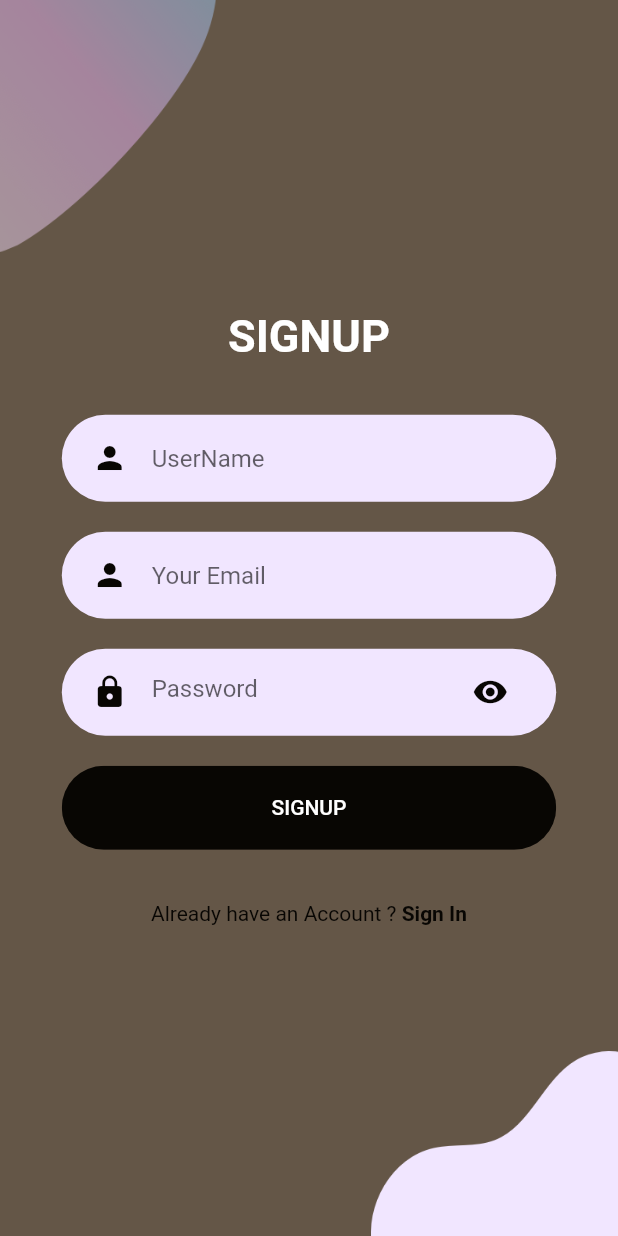
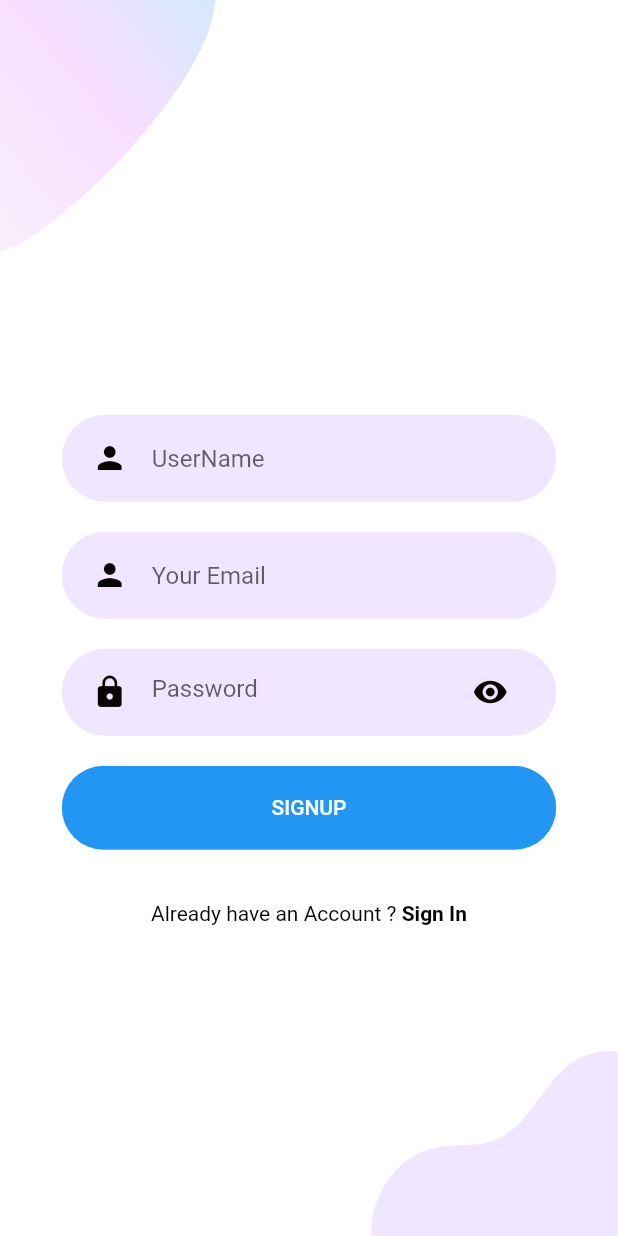
Before and after one commit to asadullah43/following-the-prophet, a Flutter app: the SignUpScreen screen opened directly, on a phone screen of 412 x 824 dp. Run offline on Flutter 3.47's test engine with Material 2 defaults, Android fonts, the light colour scheme and no system bars; our stand-ins replace cloud_firestore, file_picker, firebase_auth, firebase_core, flutter_switch, fluttertoast and 4 more; accounts and stored records are empty; network calls fail.

Commit message:
login screen color change

```diff
--- a/lib/Screens/Login/components/background.dart
+++ b/lib/Screens/Login/components/background.dart
@@ -11,6 +11,7 @@ class Background extends StatelessWidget {
   Widget build(BuildContext context) {
     Size size = MediaQuery.of(context).size;
     return Container(
+      color: Colors.white,
       width: double.infinity,
       height: size.height,
       child: Stack(
--- a/lib/components/rounded_button.dart
+++ b/lib/components/rounded_button.dart
@@ -1,6 +1,7 @@
 import 'package:flutter/material.dart';
 
-const kPrimaryColor = Color(0xFF080603);
+//const kPrimaryColor = Color(0xFF080603);
+const kPrimaryColor = Colors.blue;
 
 class RoundedButton extends StatelessWidget {
   final String text;
--- a/lib/main.dart
+++ b/lib/main.dart
@@ -14,7 +14,7 @@ class MyApp extends StatelessWidget {
     return MaterialApp(
       debugShowCheckedModeBanner: false,
       theme: ThemeData(
-
+       // primarySwatch: Colors.red,
         primaryColor: Color(0xFF645647),
 
         scaffoldBackgroundColor: Color(0xFF645647),
```
